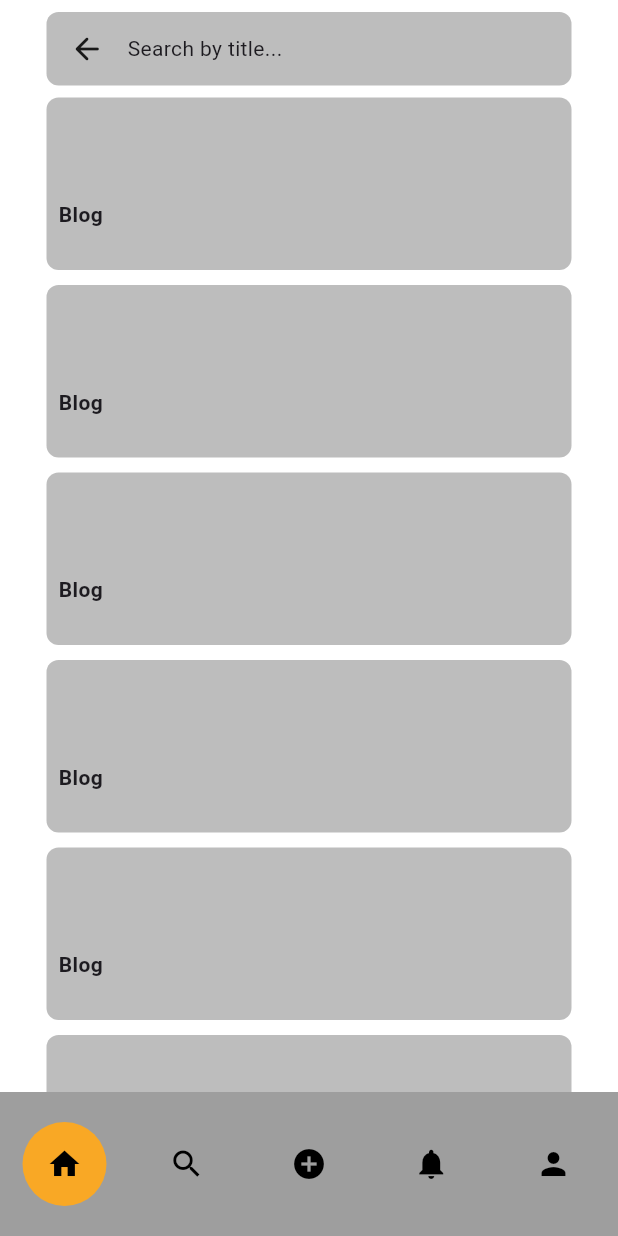
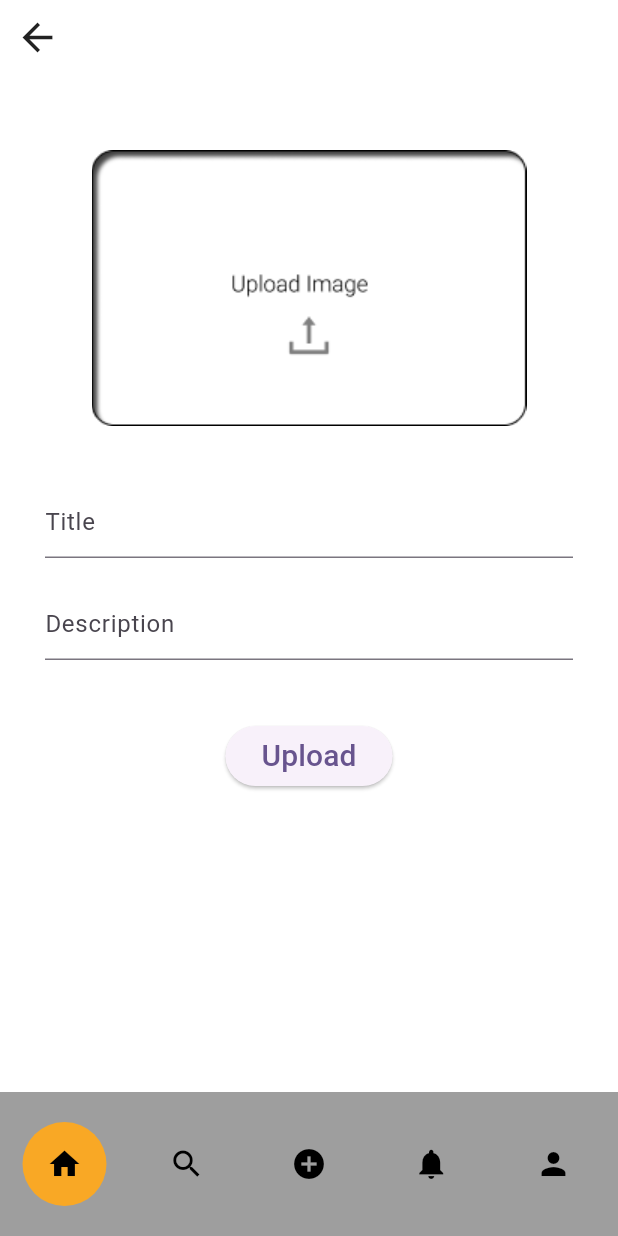
Before and after one commit to hastik07/flutter_blog_app, a Flutter app: the screen it shows after launch, on a phone screen of 412 x 824 dp. Run offline on Flutter 3.47's test engine with Material 3 defaults, Android fonts, the phone set to English and light mode, and no system bars; drawn by our look-alikes of google_nav_bar.

Commit message:
create upload page

```diff
--- a/lib/main.dart
+++ b/lib/main.dart
@@ -1,4 +1,4 @@
-import 'package:blog_app/searchpage.dart';
+import 'package:blog_app/uploadpage.dart';
 import 'package:flutter/material.dart';
 
 void main() {
@@ -8,7 +8,6 @@ void main() {
 class MyApp extends StatelessWidget {
   const MyApp({super.key});
 
-  // This widget is the root of your application.
   @override
   Widget build(BuildContext context) {
     return MaterialApp(
@@ -18,7 +17,7 @@ class MyApp extends StatelessWidget {
         colorScheme: ColorScheme.fromSeed(seedColor: Colors.deepPurple),
         useMaterial3: true,
       ),
-      home: const SearchPage()
+      home: const UploadPage()
     );
   }
 }
--- /dev/null
+++ b/lib/uploadpage.dart
@@ -0,0 +1,76 @@
+import 'package:flutter/material.dart';
+import 'package:google_nav_bar/google_nav_bar.dart';
+
+class UploadPage extends StatelessWidget {
+  const UploadPage({super.key});
+
+  @override
+  Widget build(BuildContext context) {
+    return Scaffold(
+      backgroundColor: Colors.white,
+      bottomNavigationBar: Container(
+        color: Colors.grey.shade500,
+        child: Padding(
+          padding: const EdgeInsets.symmetric(horizontal: 15.0, vertical: 20),
+          child: GNav(
+            backgroundColor: Colors.grey.shade500,
+            color: Colors.black,
+            activeColor: Colors.black,
+            tabBackgroundColor: Colors.yellow.shade800,
+            padding: const EdgeInsets.all(16),
+            tabs: const [
+              GButton(icon: Icons.home),
+              GButton(icon: Icons.search),
+              GButton(icon: Icons.add_circle),
+              GButton(icon: Icons.notifications),
+              GButton(icon: Icons.person),
+            ],
+          ),
+        ),
+      ),
+      body: SafeArea(
+        child: SingleChildScrollView(
+          scrollDirection: Axis.vertical,
+          child: Column(
+            mainAxisAlignment: MainAxisAlignment.center,
+            children: [
+              const SizedBox(height: 10,),
+              const Row(
+                children: [
+                  SizedBox(width: 10),
+                  Icon(Icons.arrow_back_outlined, size: 30,),
+                ],
+              ),
+              const SizedBox(height: 60,),
+              Image.asset('assets/images/Group 4.png'),
+              const SizedBox(height: 40,),
+              const Padding(
+                padding: EdgeInsets.symmetric(horizontal: 30.0),
+                child: TextField(
+                  decoration: InputDecoration(
+                    hintText: 'Title'
+                  ),
+                ),
+              ),
+              const SizedBox(height: 20,),
+              const Padding(
+                  padding: EdgeInsets.symmetric(horizontal: 30.0),
+                child: TextField(
+                  decoration: InputDecoration(
+                    hintText: 'Description'
+                  ),
+                ),
+              ),
+              const SizedBox(height: 40,),
+              ElevatedButton(onPressed: () {
+              }, child: const Text(
+                  'Upload',
+                style: TextStyle(fontSize: 20.0,),
+              ))
+            ],
+          ),
+        ),
+      ),
+    );
+  }
+}
```
Also changed, not shown: assets/images/Group 4.png (added).
